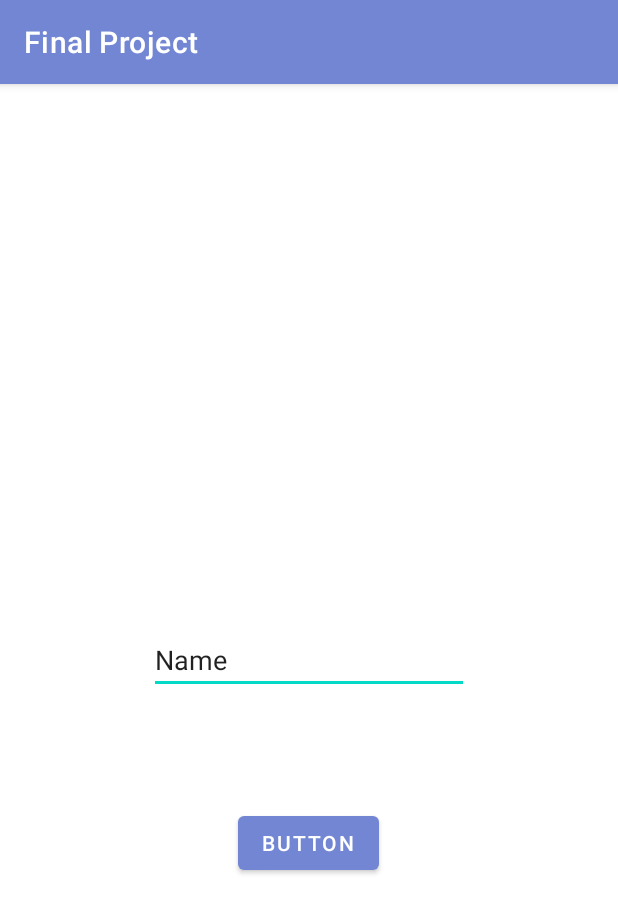
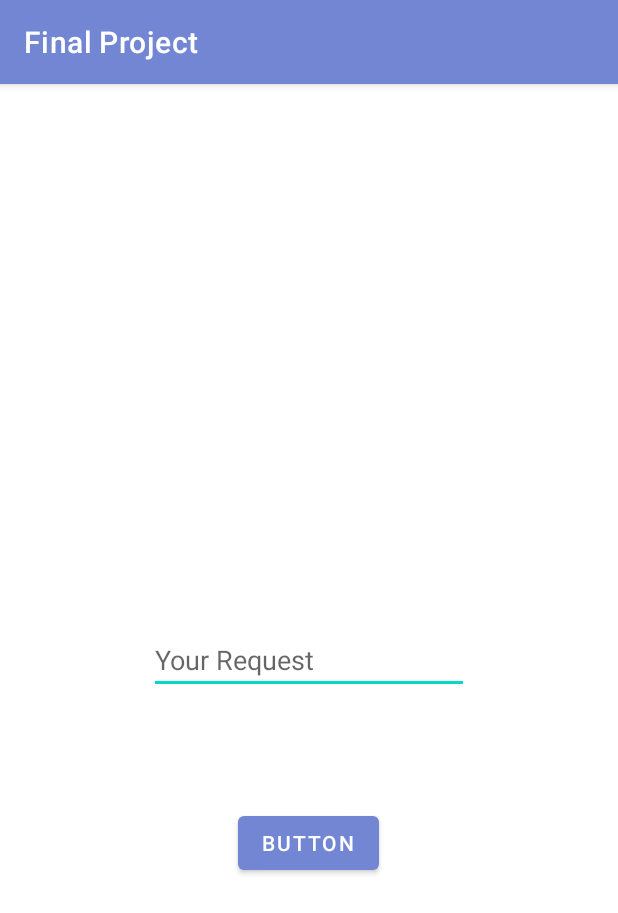
Before and after one commit to Pav10s/FinalProject, an Android app: the FeedbackActivity screen opened directly, with no data from a screen before it, on a phone screen of 412 x 824 dp. Shown: the top 913 px of the screen. Run offline under Robolectric (Android 15) with nearby library versions, the phone set to English and light mode, and no system bars; our stand-ins replace Firebase (no records; nobody signed in at launch, a user with empty details on screens opened directly); Roboto replaces fonts that are not available here.

```diff
--- /dev/null
+++ b/app/src/main/res/drawable/ic_baseline_forum_24.xml
@@ -0,0 +1,5 @@
+<vector android:height="24dp" android:tint="#000000"
+    android:viewportHeight="24" android:viewportWidth="24"
+    android:width="24dp" xmlns:android="http://schemas.android.com/apk/res/android">
+    <path android:fillColor="@android:color/white" android:pathData="M21,6h-2v9L6,15v2c0,0.55 0.45,1 1,1h11l4,4L22,7c0,-0.55 -0.45,-1 -1,-1zM17,12L17,3c0,-0.55 -0.45,-1 -1,-1L3,2c-0.55,0 -1,0.45 -1,1v14l4,-4h10c0.55,0 1,-0.45 1,-1z"/>
+</vector>
--- a/app/src/main/res/layout/activity_feedback.xml
+++ b/app/src/main/res/layout/activity_feedback.xml
@@ -24,7 +24,7 @@
         android:layout_height="wrap_content"
         android:ems="10"
         android:inputType="textPersonName"
-        android:text="Name"
+        android:hint="Your Request"
         app:layout_constraintBottom_toBottomOf="parent"
         app:layout_constraintEnd_toEndOf="parent"
         app:layout_constraintStart_toStartOf="parent"
```
